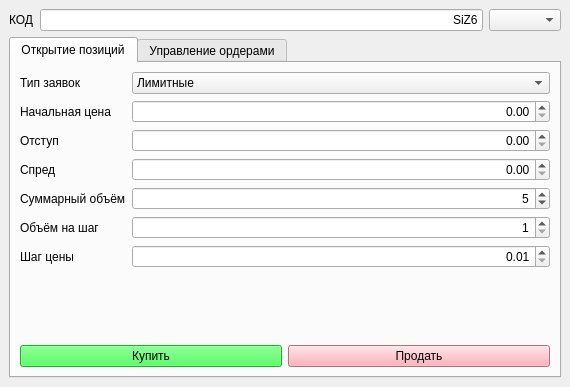
The window that mainwindow.ui (sashok9306/BCS_OrderSender) describes before a commit, drawn with Qt 5.
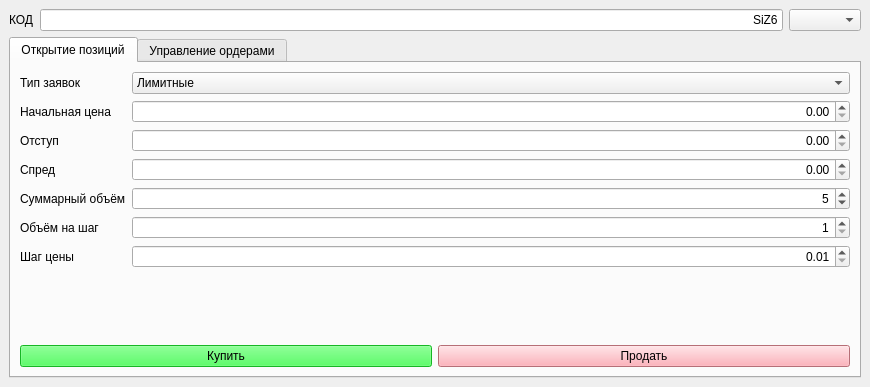
The same window after the commit.

```diff
--- a/mainwindow.ui
+++ b/mainwindow.ui
@@ -6,7 +6,7 @@
    <rect>
     <x>0</x>
     <y>0</y>
-    <width>570</width>
+    <width>870</width>
     <height>387</height>
    </rect>
   </property>
```
